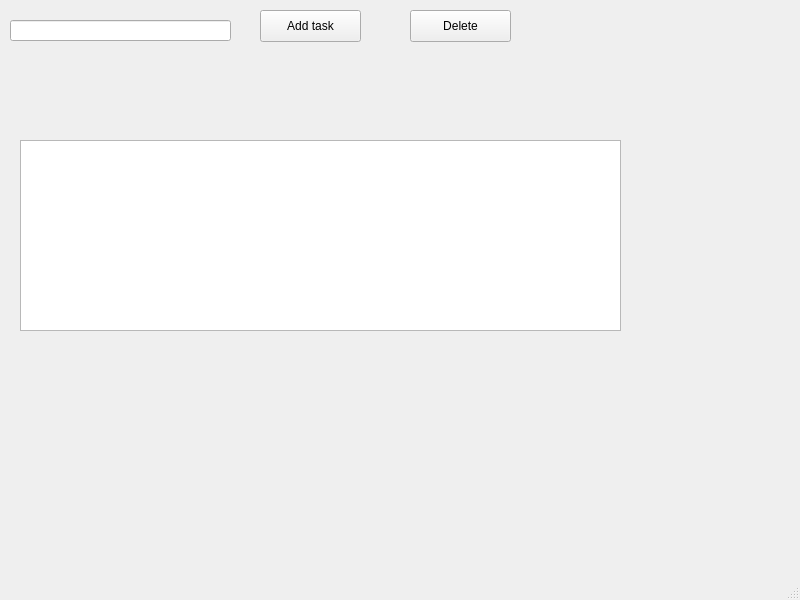
hellrand/Cpp-ToDoList, file MeieUusProjekt/mainwindow.ui: the form before one commit.
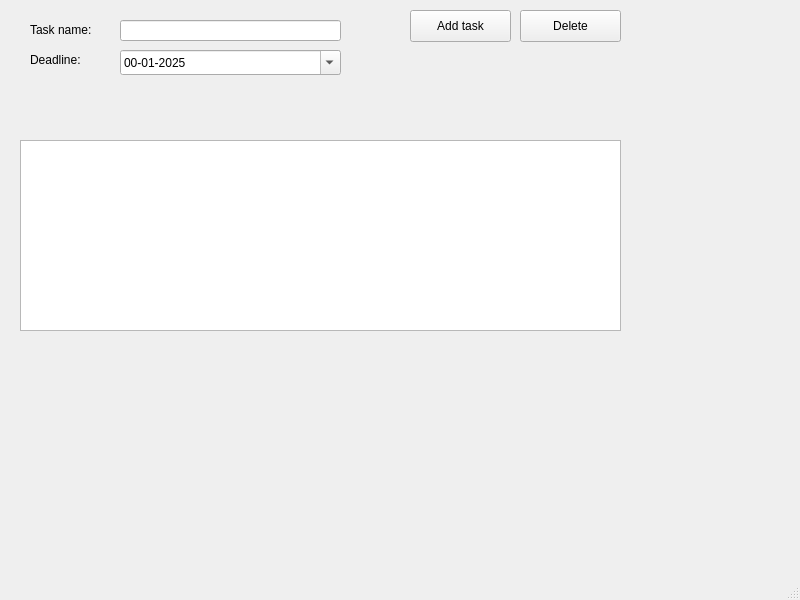
The form after the commit.

Commit message: Add deadline field and fix deletion bug

The edit to the form file:
```diff
--- a/MeieUusProjekt/mainwindow.ui
+++ b/MeieUusProjekt/mainwindow.ui
@@ -17,7 +17,7 @@
    <widget class="QPushButton" name="addTaskButton">
     <property name="geometry">
      <rect>
-      <x>260</x>
+      <x>410</x>
       <y>10</y>
       <width>101</width>
       <height>32</height>
@@ -30,7 +30,7 @@
    <widget class="QLineEdit" name="taskLineEdit">
     <property name="geometry">
      <rect>
-      <x>10</x>
+      <x>120</x>
       <y>20</y>
       <width>221</width>
       <height>21</height>
@@ -56,7 +56,7 @@
    <widget class="QPushButton" name="deleteButton">
     <property name="geometry">
      <rect>
-      <x>410</x>
+      <x>520</x>
       <y>10</y>
       <width>101</width>
       <height>32</height>
@@ -66,6 +66,55 @@
      <string>Delete</string>
     </property>
    </widget>
+   <widget class="QLabel" name="label">
+    <property name="geometry">
+     <rect>
+      <x>30</x>
+      <y>20</y>
+      <width>81</width>
+      <height>19</height>
+     </rect>
+    </property>
+    <property name="text">
+     <string>Task name:</string>
+    </property>
+   </widget>
+   <widget class="QLabel" name="label_2">
+    <property name="geometry">
+     <rect>
+      <x>30</x>
+      <y>50</y>
+      <width>56</width>
+      <height>19</height>
+     </rect>
+    </property>
+    <property name="text">
+     <string>Deadline:</string>
+    </property>
+   </widget>
+   <widget class="QDateEdit" name="deadlineEdit">
+    <property name="geometry">
+     <rect>
+      <x>120</x>
+      <y>50</y>
+      <width>221</width>
+      <height>25</height>
+     </rect>
+    </property>
+    <property name="displayFormat">
+     <string>mm-dd-yyyy</string>
+    </property>
+    <property name="calendarPopup">
+     <bool>true</bool>
+    </property>
+    <property name="date">
+     <date>
+      <year>2025</year>
+      <month>5</month>
+      <day>1</day>
+     </date>
+    </property>
+   </widget>
   </widget>
   <widget class="QMenuBar" name="menubar">
    <property name="geometry">
```
Left out of the diff: 2 changed lines with no effect on the pictures. The commit also changes 466 other files.
